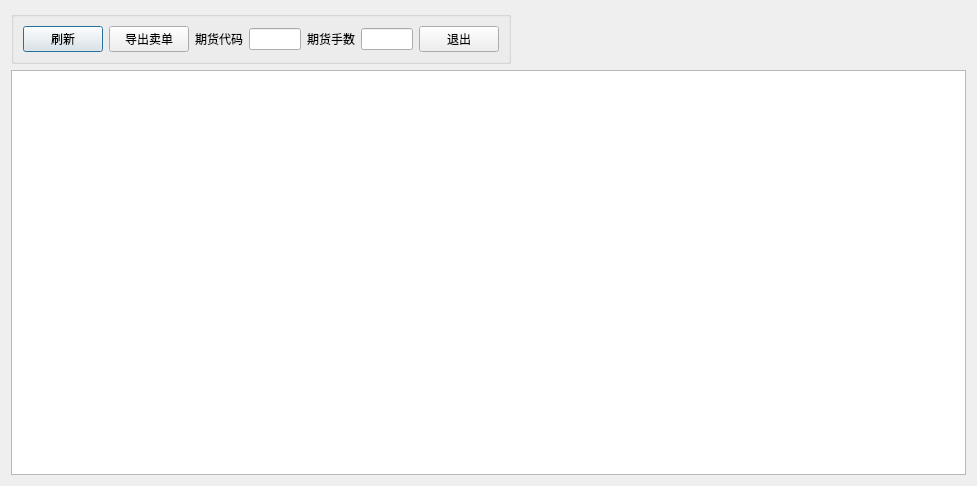
The window that dev/easytrader/stockqueryui.ui (unit-xx/xfiles) describes before a commit, drawn with Qt 5.
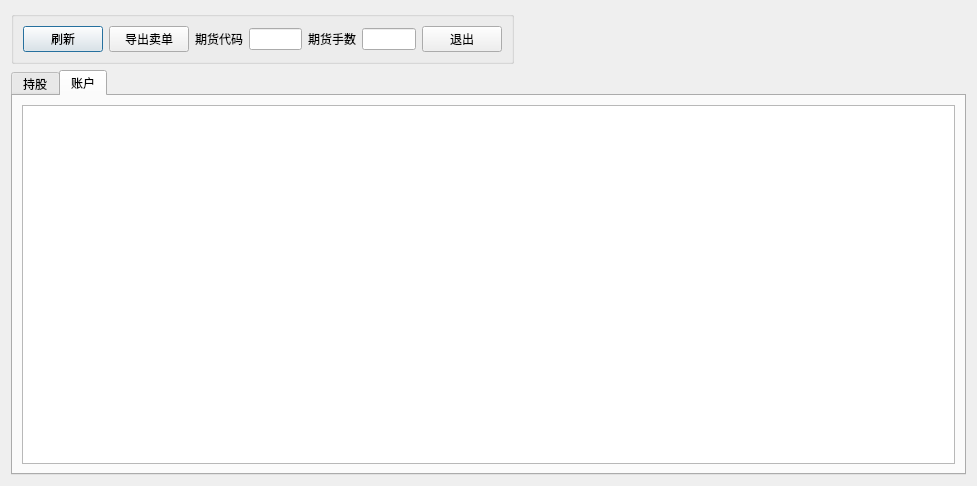
The same window after the commit.

Diff of the .ui file:
```diff
--- a/dev/easytrader/stockqueryui.ui
+++ b/dev/easytrader/stockqueryui.ui
@@ -16,7 +16,7 @@
   <property name="sizeGripEnabled">
    <bool>false</bool>
   </property>
-  <layout class="QGridLayout" name="gridLayout_2">
+  <layout class="QGridLayout" name="gridLayout_4">
    <item row="0" column="0">
     <widget class="QGroupBox" name="groupBox">
      <property name="sizePolicy">
@@ -73,7 +73,7 @@
      </layout>
     </widget>
    </item>
-   <item row="0" column="2">
+   <item row="0" column="1">
     <spacer name="horizontalSpacer">
      <property name="orientation">
       <enum>Qt::Horizontal</enum>
@@ -86,7 +86,17 @@
      </property>
     </spacer>
    </item>
-   <item row="1" column="0" colspan="3">
+   <item row="1" column="0" colspan="2">
+    <widget class="QTabWidget" name="tabWidget">
+     <property name="currentIndex">
+      <number>1</number>
+     </property>
+     <widget class="QWidget" name="tab">
+      <attribute name="title">
+       <string>持股</string>
+      </attribute>
+      <layout class="QGridLayout" name="gridLayout_2">
+       <item row="0" column="0">
     <widget class="QTableView" name="stockinfo">
      <property name="sizePolicy">
       <sizepolicy hsizetype="Expanding" vsizetype="Expanding">
@@ -94,6 +104,20 @@
        <verstretch>0</verstretch>
       </sizepolicy>
      </property>
+        </widget>
+       </item>
+      </layout>
+     </widget>
+     <widget class="QWidget" name="tab_2">
+      <attribute name="title">
+       <string>账户</string>
+      </attribute>
+      <layout class="QGridLayout" name="gridLayout_3">
+       <item row="0" column="0">
+        <widget class="QTextEdit" name="accinfotext"/>
+       </item>
+      </layout>
+     </widget>
     </widget>
    </item>
   </layout>
```
Lines whose indentation alone changed are shown as unchanged.
